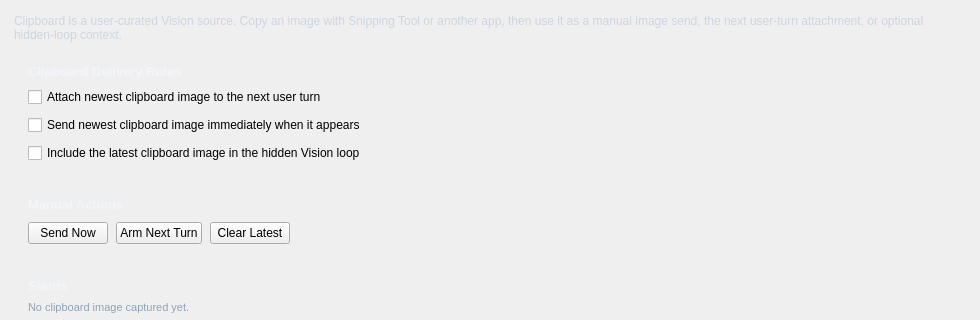
This is addons/clipboard_source/ui/clipboard_source.ui in Rakile/NeuralCompanion as Qt 5 draws it before an edit; both pictures show x 0 to 980 and y 0 to 320 of the 980 by 560 pixel window. The edited form follows.
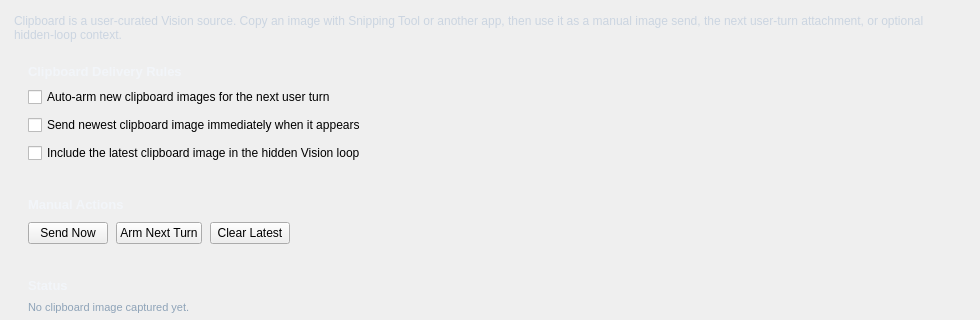
This is the edited form.

Patch:
```diff
--- a/addons/clipboard_source/ui/clipboard_source.ui
+++ b/addons/clipboard_source/ui/clipboard_source.ui
@@ -73,7 +73,7 @@
       <item>
        <widget class="QCheckBox" name="clipboard_auto_attach_checkbox">
         <property name="text">
-         <string>Attach newest clipboard image to the next user turn</string>
+         <string>Auto-arm new clipboard images for the next user turn</string>
         </property>
        </widget>
       </item>
```
